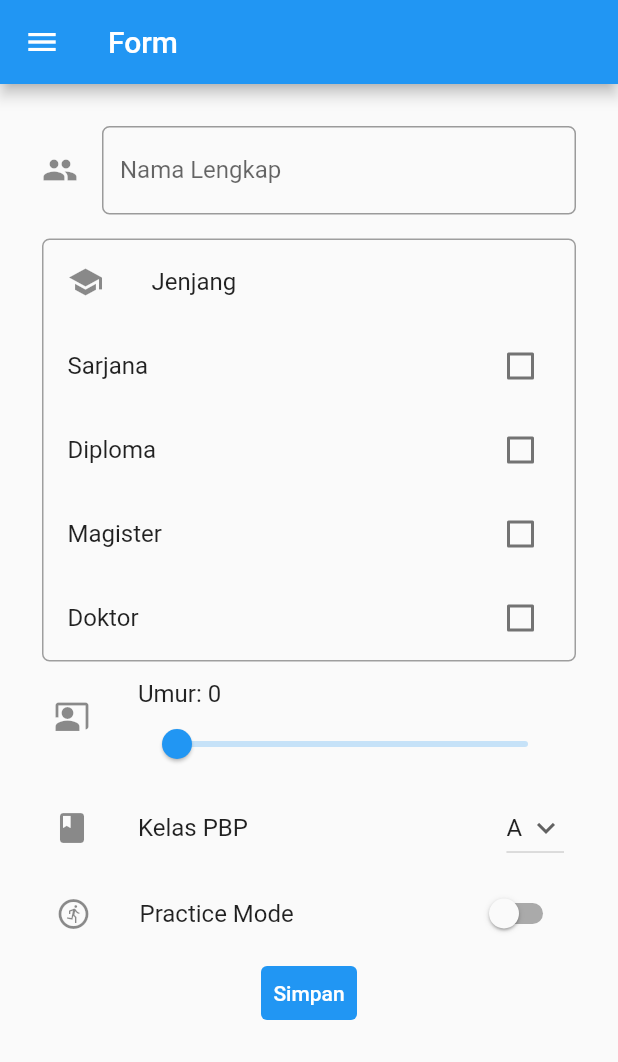
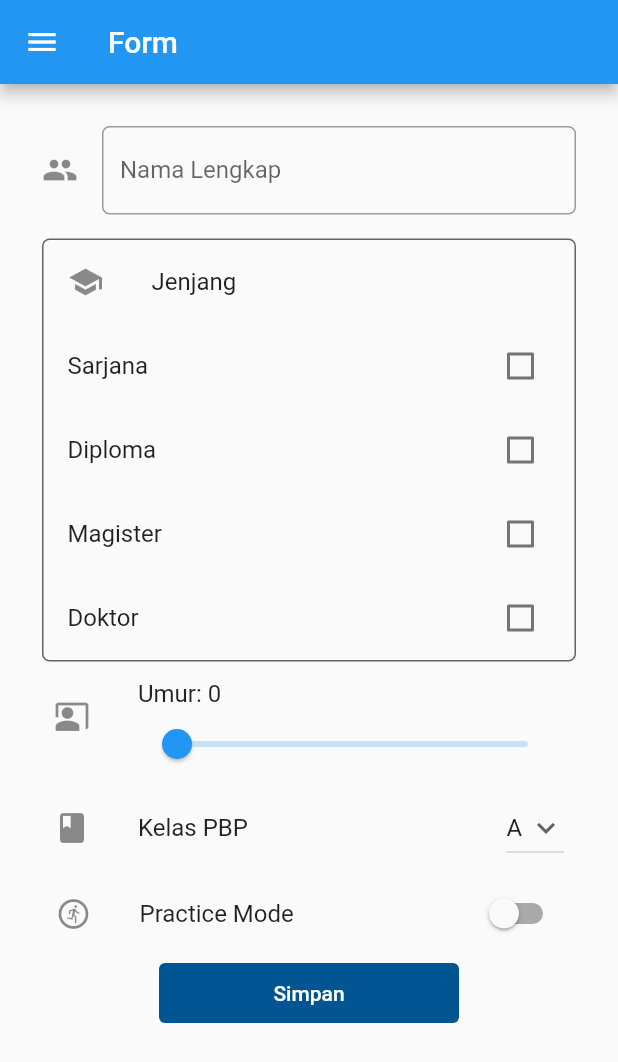
Before and after one commit to annavaws/pbp-flutter-tutorial, a Flutter app: the screen it shows after launch, in the side drawer, after a tap on "Form", on a phone screen of 412 x 824 dp. Shown: the top 1062 px of the screen. Run offline on Flutter 3.47's test engine with Material 2 defaults, Android fonts, the phone set to English and light mode, and no system bars.

Commit message:
changing style

```diff
--- a/lib/form.dart
+++ b/lib/form.dart
@@ -106,7 +106,7 @@ class _MyFormPageState extends State<MyFormPage> {
                           Container(
                           margin: const EdgeInsets.all(8),
                           decoration: BoxDecoration(
-                              border: Border.all(color: Colors.grey),
+                              border: Border.all(color: Color.fromARGB(255, 107, 96, 96)),
                               borderRadius: BorderRadius.circular(5),
                           ),
                           child: Column(
@@ -225,7 +225,9 @@ class _MyFormPageState extends State<MyFormPage> {
                             style: TextStyle(color: Colors.white),
                           ),
                           style: ButtonStyle(
-                            backgroundColor: MaterialStateProperty.all(Colors.blue),
+                              backgroundColor: MaterialStateProperty.all(Color.fromARGB(255, 0, 85, 146)),
+                              overlayColor: MaterialStateProperty.all(Color.fromARGB(255, 1, 227, 58)),
+                              minimumSize: MaterialStateProperty.all(const Size(200, 40)),
                           ),
                           onPressed: () {
                             if (_formKey.currentState!.validate()) {
```
